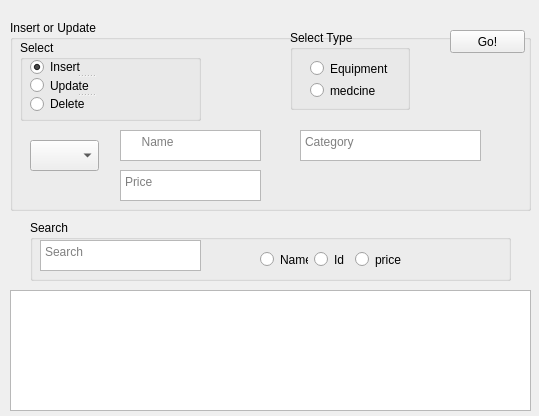
This is product.ui in Umneiah/PharmaCompany as Qt 5 draws it before an edit. The edited form follows.
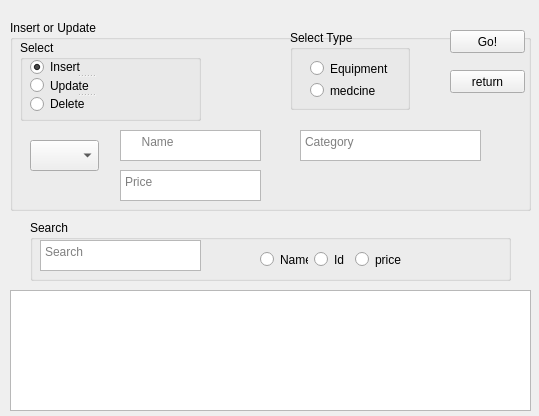
This is the edited form.

```diff
--- a/product.ui
+++ b/product.ui
@@ -170,6 +170,19 @@
      </rect>
     </property>
    </widget>
+   <widget class="QPushButton" name="pushButton">
+    <property name="geometry">
+     <rect>
+      <x>440</x>
+      <y>50</y>
+      <width>75</width>
+      <height>23</height>
+     </rect>
+    </property>
+    <property name="text">
+     <string>return</string>
+    </property>
+   </widget>
   </widget>
   <widget class="QTextEdit" name="out">
    <property name="geometry">
```
Left out of the diff: 10 changed lines with no effect on the pictures.
